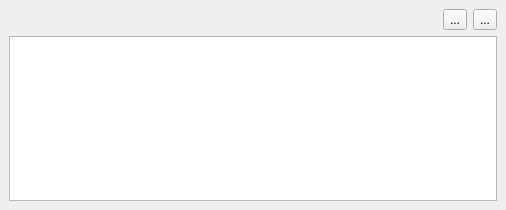
This is RobWorkStudio/src/plugins/log/LogPlugin.ui in onier/RobWork as Qt 5 draws it before an edit. The edited form follows.
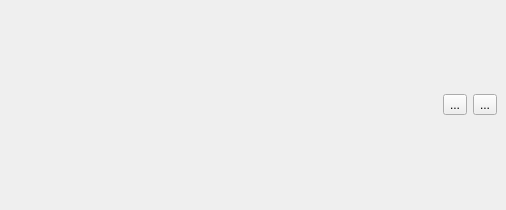
This is the edited form.

The edit to the form file:
```diff
--- a/RobWorkStudio/src/plugins/log/LogPlugin.ui
+++ b/RobWorkStudio/src/plugins/log/LogPlugin.ui
@@ -47,9 +47,6 @@
         </item>
        </layout>
       </item>
-      <item>
-       <widget class="QTextBrowser" name="textBrowser" />
-      </item>
      </layout>
     </item>
    </layout>
```
Left out of the diff: 31 changed lines with no effect on the pictures.
